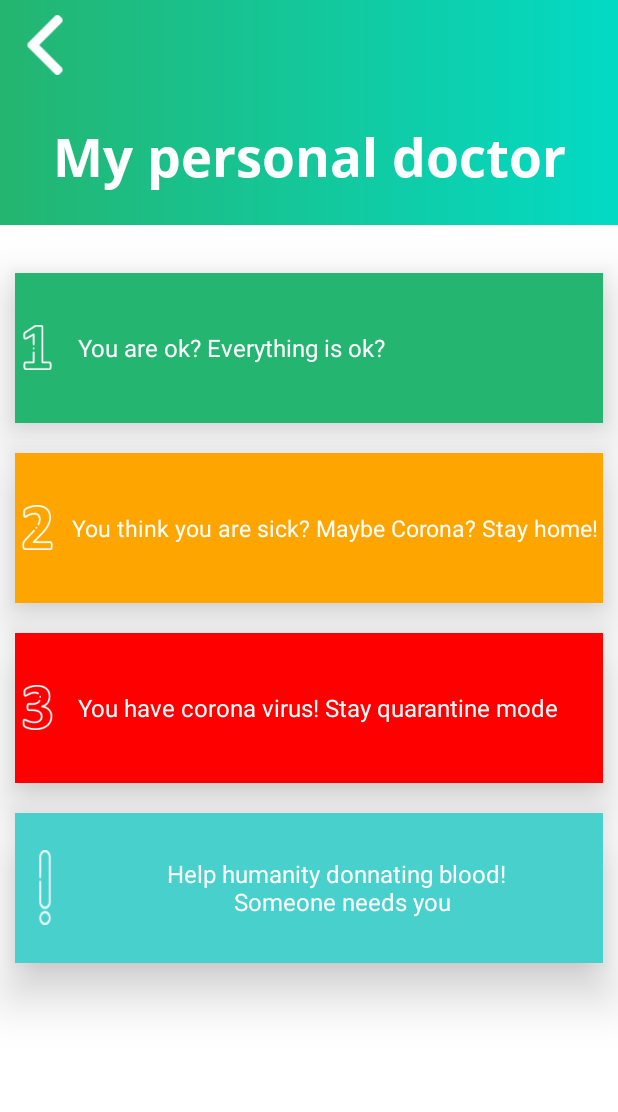
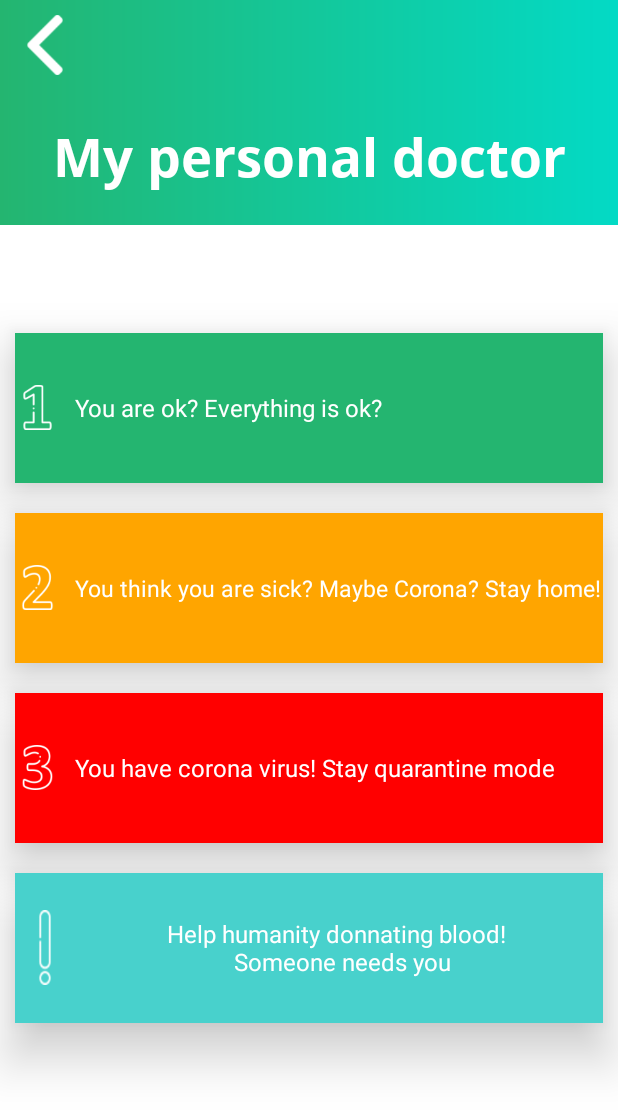
Before and after one commit to OchianIulian/Save-you, an Android app: the fragment DiagnosticFragment shown on its own in the app's theme, on a phone screen of 412 x 824 dp. Shown: the top 1112 px of the screen. Run offline under Robolectric (Android 15) with nearby library versions, the phone set to English and light mode, and no system bars.

Commit message:
Added stades fragments

```diff
--- a/app/src/main/java/com/flamecode/itfest/ui/base/DiagnosticFragment.kt
+++ b/app/src/main/java/com/flamecode/itfest/ui/base/DiagnosticFragment.kt
@@ -1,13 +1,30 @@
 package com.flamecode.itfest.ui.base
 
+import android.media.Image
 import android.os.Bundle
 import androidx.fragment.app.Fragment
 import android.view.LayoutInflater
 import android.view.View
 import android.view.ViewGroup
+import android.widget.ImageView
+import android.widget.RelativeLayout
+import androidx.fragment.app.FragmentManager
 import com.flamecode.itfest.R
+import com.flamecode.itfest.ui.base.Diagnostics.DonnateFragment
+import com.flamecode.itfest.ui.base.Diagnostics.FirstStadeFragment
+import com.flamecode.itfest.ui.base.Diagnostics.SecondStadeFragment
+import com.flamecode.itfest.ui.base.Diagnostics.ThirdStadeFragment
+import com.flamecode.itfest.utils.AppConstants
 
 class DiagnosticFragment : Fragment() {
+
+    private lateinit var firstStade : RelativeLayout
+    private lateinit var secondStade : RelativeLayout
+    private lateinit var thirdStade : RelativeLayout
+    private lateinit var donate : RelativeLayout
+    private lateinit var gobackBtn : ImageView
+
+    private  var coronaCounter: Boolean = false
 
     override fun onCreateView(
         inflater: LayoutInflater, container: ViewGroup?,
@@ -15,10 +32,36 @@ class DiagnosticFragment : Fragment() {
     ): View? {
         // Inflate the layout for this fragment
         val view = inflater.inflate(R.layout.fragment_diagnostic, container, false)
-
-
+        getData(view)
+        onClicklisteners()
         return view
     }
 
+    private fun onClicklisteners() {
+        firstStade.setOnClickListener {
+            fragmentManager!!.beginTransaction().replace(AppConstants.containerLayout, FirstStadeFragment())
+        }
+        secondStade.setOnClickListener {
+            fragmentManager!!.beginTransaction().replace(AppConstants.containerLayout, SecondStadeFragment())
+        }
+        thirdStade.setOnClickListener {
+            fragmentManager!!.beginTransaction().replace(AppConstants.containerLayout, ThirdStadeFragment())
+            coronaCounter = true
+        }
+        donate.setOnClickListener {
+            fragmentManager!!.beginTransaction().replace(AppConstants.containerLayout, DonnateFragment())
+        }
+    }
+
+    private fun getData(view: View) {
+        firstStade = view.findViewById(R.id.first_stade)
+        secondStade  = view.findViewById(R.id.second_stade)
+        thirdStade = view.findViewById(R.id.third_stade)
+        donate = view.findViewById(R.id.donnate)
+        gobackBtn = view.findViewById(R.id.goBack)
+    }
+
+
+
 
 }
--- a/app/src/main/res/layout/fragment_diagnostic.xml
+++ b/app/src/main/res/layout/fragment_diagnostic.xml
@@ -40,7 +40,7 @@
         android:id="@+id/first_stade"
         android:layout_width="match_parent"
         android:layout_height="100dp"
-        android:layout_marginTop="50dp"
+        android:layout_marginTop="90dp"
         android:layout_marginStart="10dp"
         android:layout_marginEnd="10dp"
         android:elevation="20dp"
@@ -65,7 +65,8 @@
                 android:layout_height="match_parent"
                 android:gravity="center_vertical"
                 android:textSize="16sp"
-                android:text="   You are ok? Everything is ok?"
+                android:paddingStart="10dp"
+                android:text="You are ok? Everything is ok?"
                 android:textColor="#FFF"/>
         </LinearLayout>
 
@@ -101,7 +102,8 @@
                 android:layout_height="match_parent"
                 android:gravity="center_vertical"
                 android:textSize="15sp"
-                android:text="  You think you are sick? Maybe Corona? Stay home!"
+                android:paddingStart="10dp"
+                android:text="You think you are sick? Maybe Corona? Stay home!"
                 android:textColor="#FFF"/>
 
         </LinearLayout>
@@ -135,7 +137,8 @@
                 android:layout_width="match_parent"
                 android:layout_height="match_parent"
                 android:gravity="center_vertical"
-                android:text="   You have corona virus! Stay quarantine mode"
+                android:paddingStart="10dp"
+                android:text="You have corona virus! Stay quarantine mode"
                 android:textSize="16sp"
                 android:textColor="#FFF"/>
 
@@ -147,7 +150,7 @@
     </RelativeLayout>
 
     <RelativeLayout
-        android:id="@+id/last_stade"
+        android:id="@+id/donnate"
         android:layout_width="match_parent"
         android:layout_height="100dp"
         android:layout_marginTop="20dp"
@@ -183,7 +186,4 @@
     </RelativeLayout>
 
 
-
-
-
 </androidx.constraintlayout.widget.ConstraintLayout>
```
Also changed, not shown: app/src/main/java/com/flamecode/itfest/ui/base/Diagnostics/DonnateFragment.kt (added, +26 -0 lines), app/src/main/java/com/flamecode/itfest/ui/base/Diagnostics/FirstStadeFragment.kt (added, +24 -0 lines), app/src/main/java/com/flamecode/itfest/ui/base/Diagnostics/SecondStadeFragment.kt (added, +23 -0 lines), app/src/main/java/com/flamecode/itfest/ui/base/Diagnostics/ThirdStadeFragment.kt (added, +27 -0 lines), app/src/main/res/layout/fragment_donnate.xml (added, +14 -0 lines), app/src/main/res/layout/fragment_first_stade.xml (added, +14 -0 lines), app/src/main/res/layout/fragment_second_stade.xml (added, +14 -0 lines), app/src/main/res/layout/fragment_third_stade.xml (added, +14 -0 lines).
